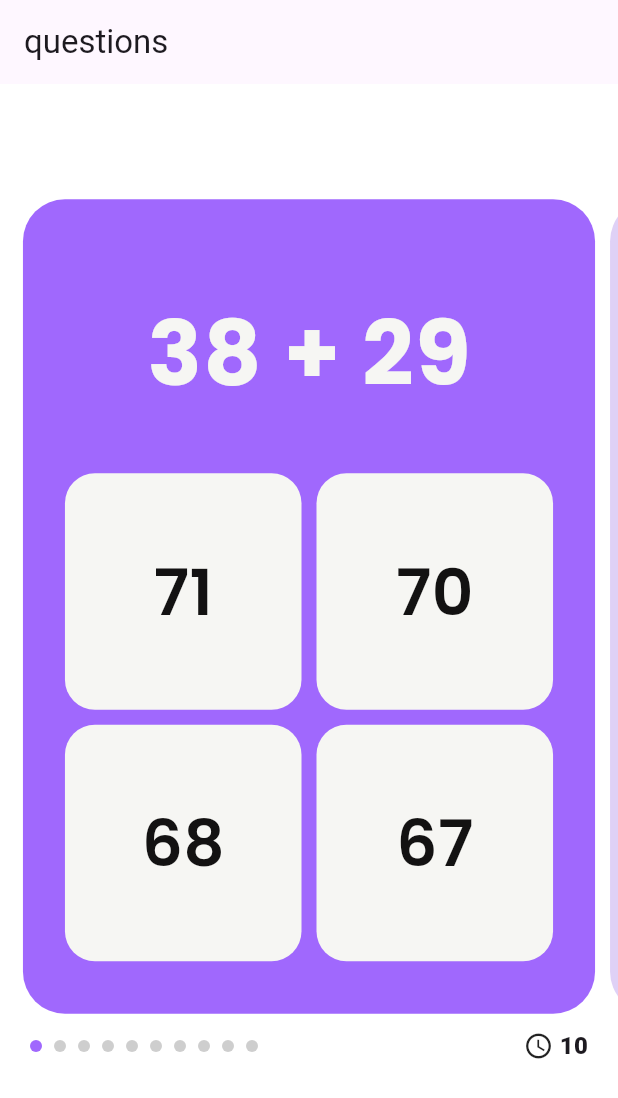
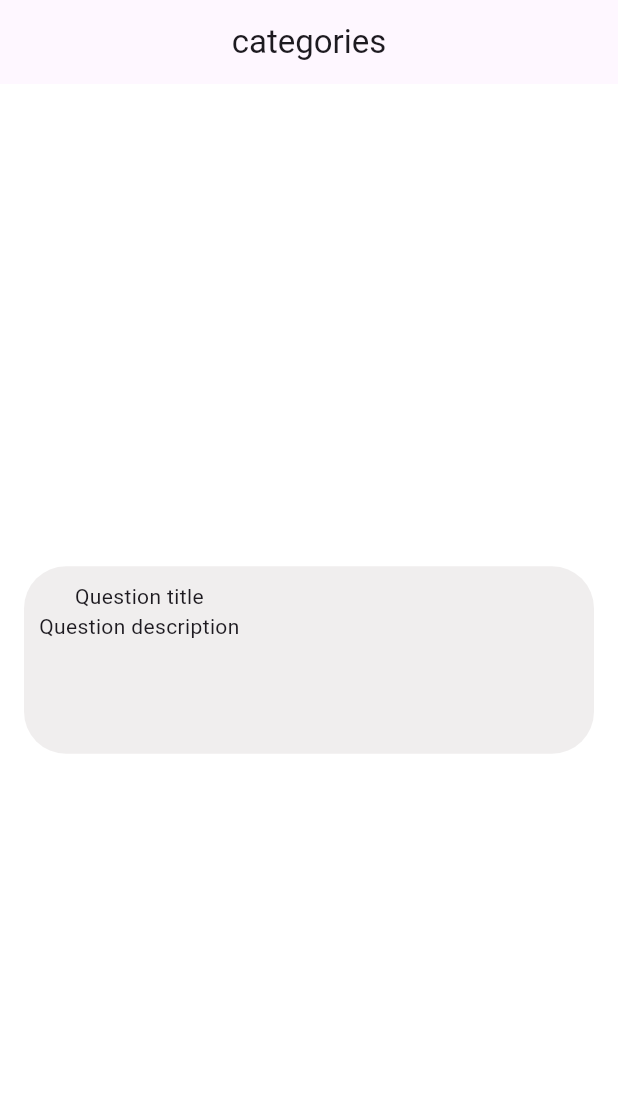
Before and after one commit to prime-infinity/numeracy_app, a Flutter app: the screen it shows after launch, on a phone screen of 412 x 824 dp. Shown: the top 1098 px of the screen. Run offline on Flutter 3.47's test engine with Material 3 defaults, Android fonts, the phone set to English and light mode, and no system bars; our stand-ins replace flutter_riverpod, google_fonts, riverpod_annotation; generated files the repository leaves out were written again.

Commit message:
adding category screen

```diff
--- a/lib/main.dart
+++ b/lib/main.dart
@@ -1,6 +1,7 @@
 import 'package:flutter/material.dart';
 import 'package:flutter_riverpod/flutter_riverpod.dart';
-import 'package:numeracy_app/screens/questions/question.dart';
+import 'package:numeracy_app/screens/categories/category.dart';
+//import 'package:numeracy_app/screens/questions/question.dart';
 import 'package:numeracy_app/shared/buttons/styled_button.dart';
 import 'package:numeracy_app/shared/texts/styled_text.dart';
 import 'package:numeracy_app/theme.dart';
@@ -9,7 +10,7 @@ void main() {
   runApp(ProviderScope(
     child: MaterialApp(
       theme: primaryTheme,
-      home: const Question(),
+      home: const Category(),
     ),
   ));
 }
--- /dev/null
+++ b/lib/screens/categories/category.dart
@@ -0,0 +1,48 @@
+import 'package:flutter/material.dart';
+import 'package:numeracy_app/theme.dart';
+
+class Category extends StatelessWidget {
+  const Category({super.key});
+
+  @override
+  Widget build(BuildContext context) {
+    return Scaffold(
+      backgroundColor: Colors.white,
+      appBar: AppBar(
+        title: const Text("categories"),
+        centerTitle: true,
+      ),
+      body: Padding(
+        padding: const EdgeInsets.symmetric(horizontal: 16),
+        child: Center(
+          child: Column(
+            mainAxisAlignment: MainAxisAlignment.center,
+            children: [
+              Container(
+                height: 125,
+                decoration: BoxDecoration(
+                  color: const Color.fromARGB(255, 240, 238, 238),
+                  borderRadius: BorderRadius.circular(AppDimensions.cardRadius),
+                ),
+                child: Padding(
+                  padding: const EdgeInsets.all(10.0),
+                  child: Row(
+                    children: [
+                      Container(),
+                      const Column(
+                        children: [
+                          Text("Question title"),
+                          Text("Question description")
+                        ],
+                      )
+                    ],
+                  ),
+                ),
+              ),
+            ],
+          ),
+        ),
+      ),
+    );
+  }
+}
--- a/lib/screens/questions/question.dart
+++ b/lib/screens/questions/question.dart
@@ -186,6 +186,7 @@ class _QuestionState extends ConsumerState<Question> {
       backgroundColor: Colors.white,
       appBar: AppBar(
         title: const Text("questions"),
+        centerTitle: true,
       ),
       body: Center(
         child: Column(
--- a/lib/theme.dart
+++ b/lib/theme.dart
@@ -9,6 +9,7 @@ class AppColors {
   static Color failureBorder = const Color(0xFFD32F2F);
   static Color black = const Color.fromARGB(255, 19, 18, 18);
   static Color white = const Color.fromARGB(255, 246, 246, 243);
+  static Color cardGrey = const Color.fromARGB(255, 246, 246, 243);
 }
 
 class AppDimensions {
```
